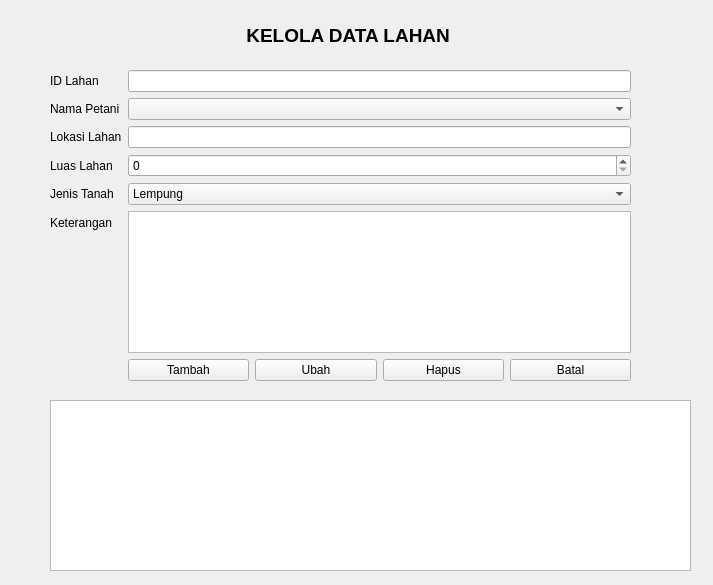
ardithm/tugas_2310010259, file lahan.ui: the form before one commit.
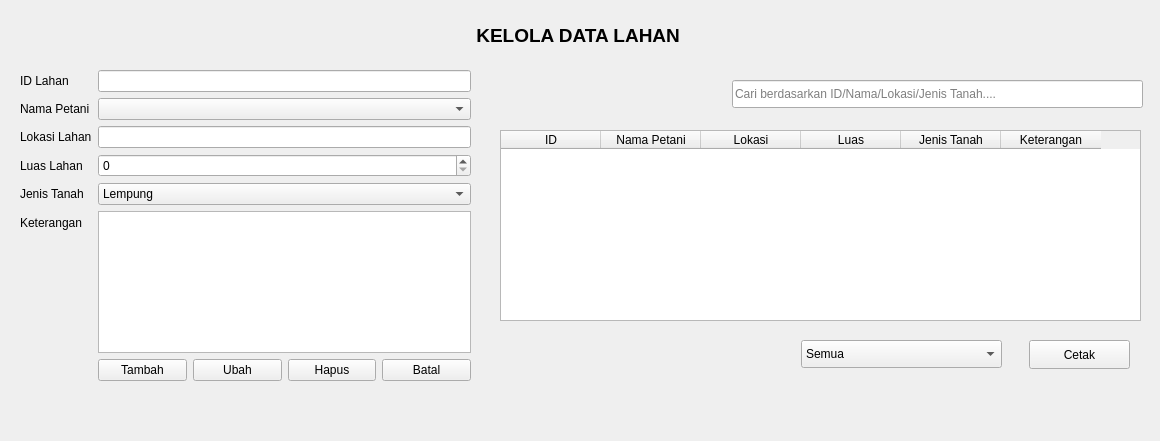
The form after the commit.

Commit message: Menambahkan validasi, filter, dan cetak

Diff of the .ui file:
```diff
--- a/lahan.ui
+++ b/lahan.ui
@@ -6,8 +6,8 @@
    <rect>
     <x>0</x>
     <y>0</y>
-    <width>713</width>
-    <height>585</height>
+    <width>1160</width>
+    <height>441</height>
    </rect>
   </property>
   <property name="windowTitle">
@@ -16,9 +16,9 @@
   <widget class="QWidget" name="formLayoutWidget">
    <property name="geometry">
     <rect>
-     <x>50</x>
+     <x>20</x>
      <y>70</y>
-     <width>581</width>
+     <width>451</width>
      <height>311</height>
     </rect>
    </property>
@@ -138,7 +138,7 @@
     <rect>
      <x>60</x>
      <y>20</y>
-     <width>571</width>
+     <width>1031</width>
      <height>31</height>
     </rect>
    </property>
@@ -158,11 +158,97 @@
   <widget class="QTableWidget" name="tblLahan">
    <property name="geometry">
     <rect>
-     <x>50</x>
-     <y>400</y>
+     <x>500</x>
+     <y>130</y>
      <width>641</width>
-     <height>171</height>
+     <height>191</height>
     </rect>
+   </property>
+   <column>
+    <property name="text">
+     <string>ID</string>
+    </property>
+   </column>
+   <column>
+    <property name="text">
+     <string>Nama Petani</string>
+    </property>
+   </column>
+   <column>
+    <property name="text">
+     <string>Lokasi</string>
+    </property>
+   </column>
+   <column>
+    <property name="text">
+     <string>Luas</string>
+    </property>
+   </column>
+   <column>
+    <property name="text">
+     <string>Jenis Tanah</string>
+    </property>
+   </column>
+   <column>
+    <property name="text">
+     <string>Keterangan</string>
+    </property>
+   </column>
+  </widget>
+  <widget class="QComboBox" name="comboFilter">
+   <property name="geometry">
+    <rect>
+     <x>801</x>
+     <y>340</y>
+     <width>201</width>
+     <height>28</height>
+    </rect>
+   </property>
+   <item>
+    <property name="text">
+     <string>Semua</string>
+    </property>
+   </item>
+   <item>
+    <property name="text">
+     <string>Lempung</string>
+    </property>
+   </item>
+   <item>
+    <property name="text">
+     <string>Gembur</string>
+    </property>
+   </item>
+   <item>
+    <property name="text">
+     <string>Berpasir</string>
+    </property>
+   </item>
+  </widget>
+  <widget class="QLineEdit" name="lineCari">
+   <property name="geometry">
+    <rect>
+     <x>732</x>
+     <y>80</y>
+     <width>411</width>
+     <height>28</height>
+    </rect>
+   </property>
+   <property name="placeholderText">
+    <string>Cari berdasarkan ID/Nama/Lokasi/Jenis Tanah....</string>
+   </property>
+  </widget>
+  <widget class="QPushButton" name="btnCetak">
+   <property name="geometry">
+    <rect>
+     <x>1029</x>
+     <y>340</y>
+     <width>101</width>
+     <height>29</height>
+    </rect>
+   </property>
+   <property name="text">
+    <string>Cetak</string>
    </property>
   </widget>
  </widget>
```
The commit also changes 29 other files.
